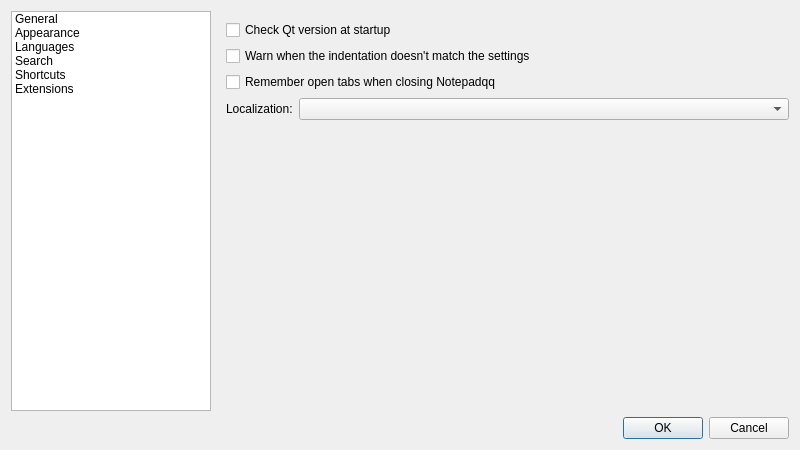
Before: the Qt Designer form src/ui/frmpreferences.ui in notepadqq/notepadqq, drawn with Qt 5.
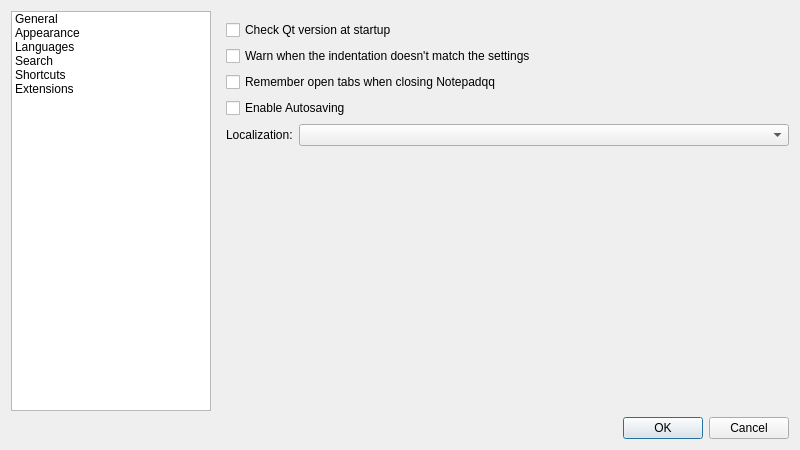
After: the same form once the commit is applied. Icons and pictures are not drawn.

Commit message: Implemented Autosave feature. Refactored Session code from MainWindow into Sessions.

Patch:
```diff
--- a/src/ui/frmpreferences.ui
+++ b/src/ui/frmpreferences.ui
@@ -120,6 +120,13 @@
            </property>
           </widget>
          </item>
+         <item>
+          <widget class="QCheckBox" name="chkEnableAutosave">
+           <property name="text">
+            <string>Enable Autosaving</string>
+           </property>
+          </widget>
+         </item>
          <item>
           <layout class="QFormLayout" name="formLayout">
            <item row="0" column="0">
```
The commit also changes 11 other files.
